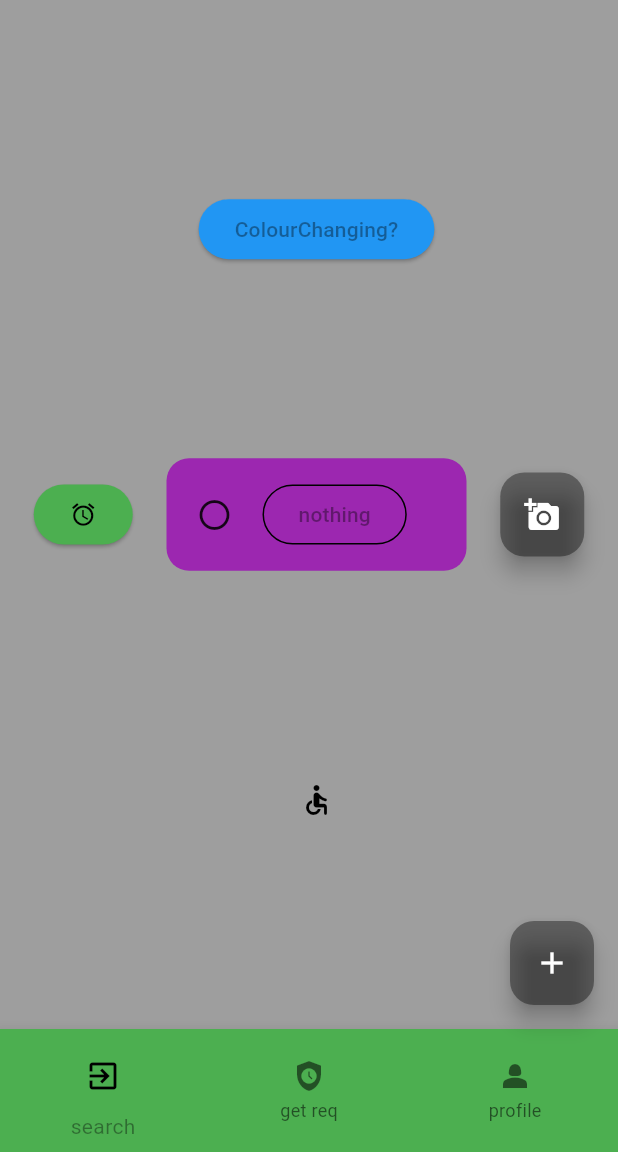
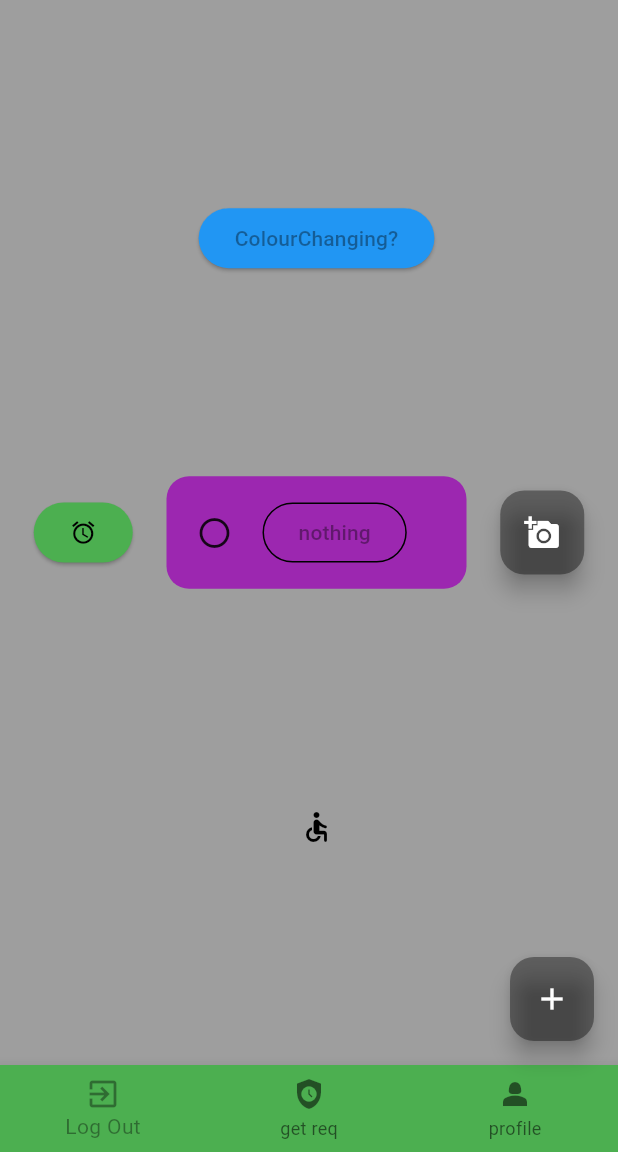
Before and after one commit to notetakingforeggs/EventsPlatform, a Flutter app: the HomePage screen opened by its route, on a phone screen of 412 x 824 dp, the part 84-1236 px from its top. Run offline on Flutter 3.47's test engine with Material 3 defaults, Android fonts, the phone set to English and light mode, and no system bars; our stand-ins replace firebase_auth, firebase_core, flutter_secure_storage, go_router, google_sign_in and 1 more; missing offline and left inert: dart:ffi, dart_jsonwebtoken, flutter_custom_tabs; accounts and stored records are empty; generated files the repository leaves out were written again.

Commit message:
Feat: implementing logout function

```diff
--- a/frontend/lib/data/repositories/auth_repository.dart
+++ b/frontend/lib/data/repositories/auth_repository.dart
@@ -48,6 +48,7 @@ class AuthRepository extends ChangeNotifier {
   }
 
   Future<void> logOut() async {
+    print("logging out");
     _isAuthenticated = false;
     notifyListeners();
     return await _authService.removeJwt();
--- a/frontend/lib/presentation/pages/home/home_page.dart
+++ b/frontend/lib/presentation/pages/home/home_page.dart
@@ -1,10 +1,13 @@
 import "package:events_platform_frontend/components/ColourChangingButton.dart";
+import "package:events_platform_frontend/data/repositories/auth_repository.dart";
 import "package:events_platform_frontend/presentation/pages/event_list_page/event_list_page.dart";
 import "package:events_platform_frontend/presentation/pages/login/login_page.dart";
 import "package:events_platform_frontend/core/services/auth_service.dart";
 import "package:flutter/material.dart";
 import 'package:firebase_auth/firebase_auth.dart';
 import 'package:http/http.dart';
+import "package:provider/provider.dart";
+import "../../../routing/routes.dart";
 import "../table_calendar_example/events_example.dart";
 import 'playground.dart';
 import 'package:go_router/go_router.dart';
@@ -47,29 +50,20 @@ class _HomePageState extends State<HomePage> {
                 MaterialPageRoute(builder: (context) => TableEventsExample()));
           }),
       bottomNavigationBar: BottomNavigationBar(
-          onTap: (int index) {
-            print("index is $index");
+          onTap: (int index) async {
+            print("tapped index is $index");
+            if(index==0){
+              await context.read<AuthRepository>().logOut();
+              context.go(Routes.login);
+            }
             setState(() {
               _currentIndex = index;
             });
           },
           items: [
             BottomNavigationBarItem(
-              icon: IconButton(
-                icon: Icon(
-                  Icons.exit_to_app,
-                  color: Colors.black,
-                ),
-                onPressed: () {
-                  // AuthService().signOut();
-                  print("logging out");
-                  // replacing navigator with gorouter context
-                  // Navigator.push(context,
-                      // MaterialPageRoute(builder: (context) => LoginPage()));
-                      context.push('/login');
-                },
-              ),
-              label: "search",
+              icon: Icon(Icons.exit_to_app),
+              label: "Log Out",
             ),
             BottomNavigationBarItem(
               icon: Icon(Icons.safety_check),
```
